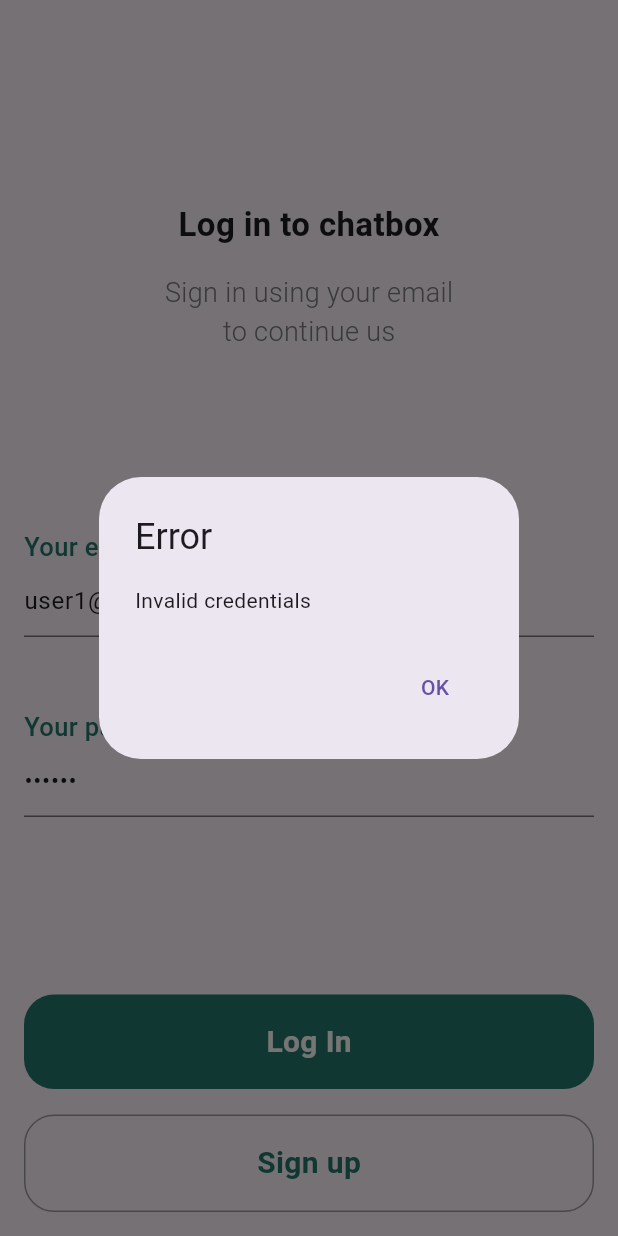
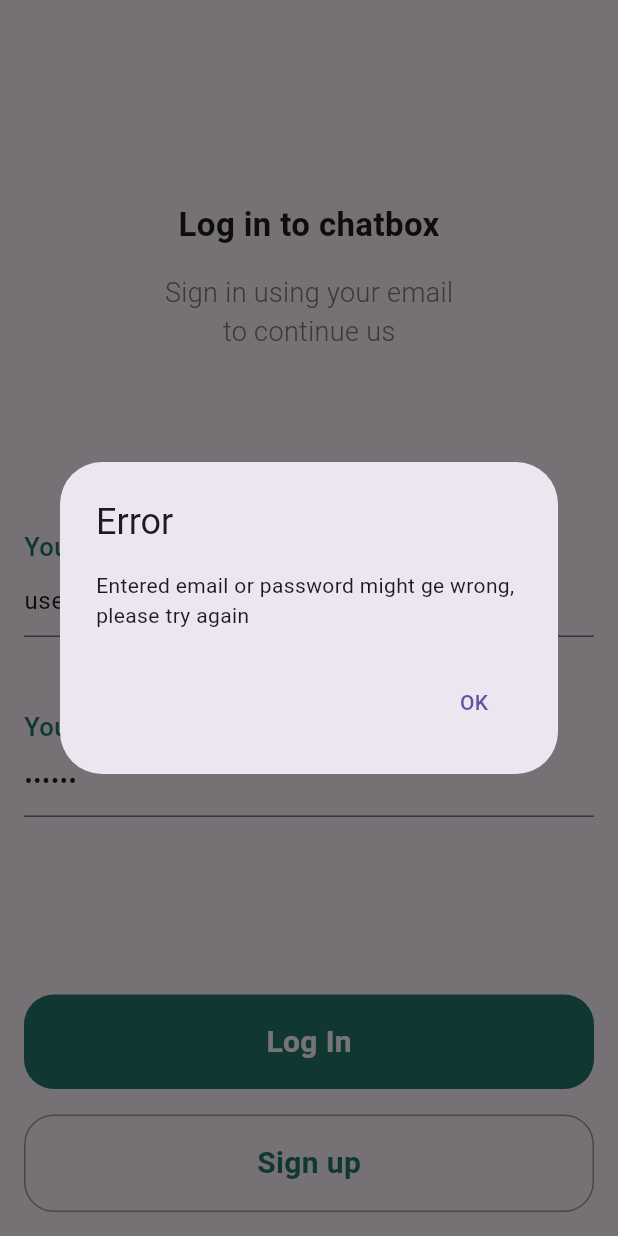
Before and after one commit to crazyfeyn/chat_app_with_TZ, a Flutter app: the screen it shows after launch, after a tap on "Log In", on a phone screen of 412 x 824 dp. Run offline on Flutter 3.47's test engine with Material 3 defaults, Android fonts, the phone set to English and light mode, and no system bars; our stand-ins replace dartz, flutter_bloc, freezed_annotation, get_it, image_picker, sqflite; accounts and stored records are empty.

Commit message:
all done

```diff
--- a/lib/features/auth/data/repositories/auth_repositories.dart
+++ b/lib/features/auth/data/repositories/auth_repositories.dart
@@ -18,7 +18,9 @@ class AuthRepositoriesImpl extends AuthRepositories {
       if (user != null && user.password == password) {
         return const Right(null);
       }
-      return Left(ServerFailure(message: 'Invalid credentials'));
+      return Left(ServerFailure(
+          message:
+              'Entered email or password might ge wrong, please try again'));
     } catch (e) {
       return Left(ServerFailure(message: 'Login failed: ${e.toString()}'));
     }
--- a/lib/features/auth/presentation/bloc/auth_bloc.dart
+++ b/lib/features/auth/presentation/bloc/auth_bloc.dart
@@ -83,7 +83,6 @@ class AuthBloc extends Bloc<AuthEvent, AuthState> {
     emit(state.copyWith(status: Status.loading));
 
     final response = await getUserByEmailUsecase.call(event.email);
-    print(response);
 
     response.fold(
       (failure) {
--- a/lib/features/auth/presentation/bloc/auth_events.dart
+++ b/lib/features/auth/presentation/bloc/auth_events.dart
@@ -5,4 +5,5 @@ class AuthEvent with _$AuthEvent {
   const factory AuthEvent.logIn(String password, String email) = _log;
   const factory AuthEvent.register(String password, String email) = _reg;
   const factory AuthEvent.getUserByEmail(String email) = _getUserByEmail;
+  const factory AuthEvent.logout(String email) = _logout;
 }
--- a/lib/features/auth/presentation/screens/sign_in_screen.dart
+++ b/lib/features/auth/presentation/screens/sign_in_screen.dart
@@ -17,8 +17,8 @@ class _SignInScreenState extends State<SignInScreen> {
   @override
   void initState() {
     super.initState();
-    _emailController.text = 'user1@gmail.com'; // Set default email
-    _passwordController.text = 'opopop'; // Set default password
+    _emailController.text = 'user1@gmail.com';
+    _passwordController.text = 'opopop';
   }
 
   final _formKey = GlobalKey<FormState>();
@@ -55,17 +55,12 @@ class _SignInScreenState extends State<SignInScreen> {
                           ),
                         ),
                       );
-                      ScaffoldMessenger.of(context).showSnackBar(
-                        SnackBar(
-                            content: Text(state.message ?? 'Login successful')),
-                      );
                     } else {
                       ScaffoldMessenger.of(context).showSnackBar(
                         const SnackBar(content: Text('User not found')),
                       );
                     }
                   } else if (state.status == Status.error) {
-                    // Show error dialog
                     showDialog(
                       context: context,
                       builder: (context) {
```
Also changed, not shown: lib/features/auth/data/datasources/datasources.dart (+2 -29 lines), lib/features/home/presentation/screens/chat_screen.dart (+22 -2 lines), lib/features/home/presentation/screens/home_screen.dart (+6 -15 lines), lib/features/auth/presentation/bloc/auth_bloc.freezed.dart.
